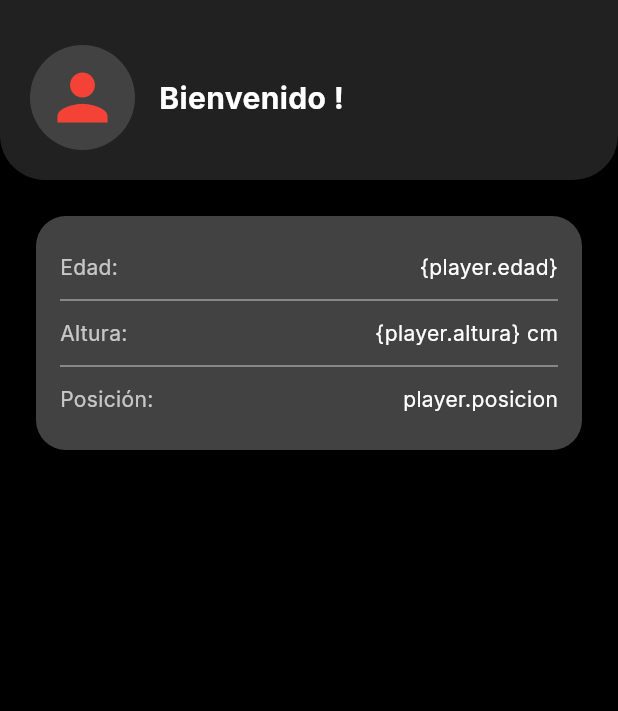
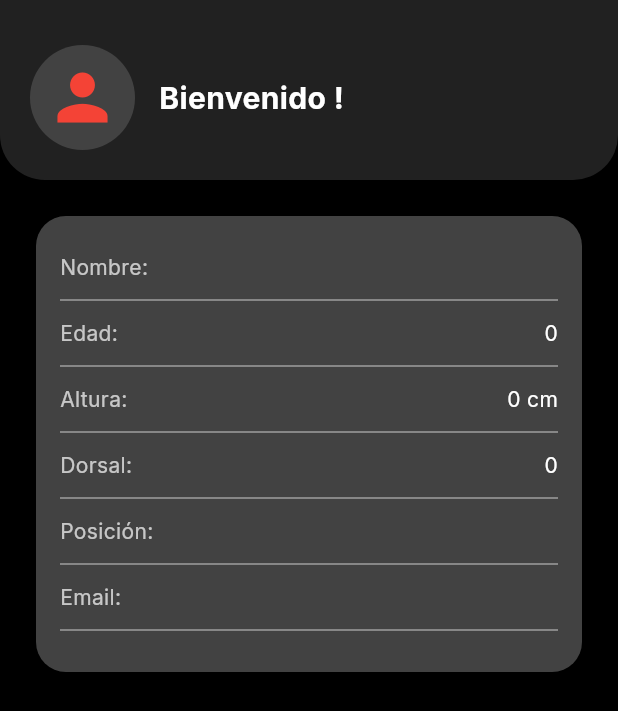
Before and after one commit to Axel-Vicente/CV_San_GregorioApp, a Flutter app: the PlayerProfileScreen screen opened directly with empty values, on a phone screen of 412 x 824 dp. Shown: the top 711 px of the screen. Run offline on Flutter 3.47's test engine with Material 3 defaults, Android fonts, the phone set to English and light mode, and no system bars; drawn by our look-alikes of flutter_animate; our stand-ins replace cloud_firestore, firebase_auth, firebase_core, google_fonts; accounts and stored records are empty.

Commit message:
Add new fields for Player

```diff
--- a/lib/models/player.dart
+++ b/lib/models/player.dart
@@ -6,6 +6,11 @@ class Player {
   final String email;
   final String rol;
   final String uid;
+  final String posicion;
+  final String imagenPerfil;
+  final int edad;
+  final int altura;
+  final int numeroDorsal;
   final DateTime creadoEn;
 
   Player({
@@ -15,6 +20,11 @@ class Player {
     required this.rol,
     required this.uid,
     required this.creadoEn,
+    this.posicion = "",
+    this.imagenPerfil = "",
+    this.edad = 0,
+    this.altura = 0,
+    this.numeroDorsal = 0,
   });
 
   factory Player.fromFirestore(DocumentSnapshot doc) {
@@ -26,6 +36,11 @@ class Player {
       email: data['email'] ?? '',
       rol: data['role'] ?? '',
       uid: data['uid'] ?? '',
+      posicion: data['posicion'] ?? '',
+      imagenPerfil: data['imagenPerfil'] ?? '',
+      edad: data['edad'] ?? 0,
+      altura: data['altura'] ?? 0,
+      numeroDorsal: data['numeroDorsal'] ?? 0,
       creadoEn: (data['createdAt'] as Timestamp).toDate(),
     );
   }
--- a/lib/views/player_profile_screen.dart
+++ b/lib/views/player_profile_screen.dart
@@ -76,11 +76,18 @@ class PlayerProfileScreen extends StatelessWidget {
                     child: Column(
                       crossAxisAlignment: CrossAxisAlignment.start,
                       children: [
-                        InfoRow(label: "Edad", value: "{player.edad}"),
+                        InfoRow(label: "Nombre", value: "${player.nombre}"),
                         const Divider(color: Colors.grey),
-                        InfoRow(label: "Altura", value: "{player.altura} cm"),
+                        InfoRow(label: "Edad", value: "${player.edad}"),
                         const Divider(color: Colors.grey),
-                        InfoRow(label: "Posición", value: "player.posicion"),
+                        InfoRow(label: "Altura", value: "${player.altura} cm"),
+                        const Divider(color: Colors.grey),
+                        InfoRow(label: "Dorsal", value: "${player.numeroDorsal}"),
+                        const Divider(color: Colors.grey),
+                        InfoRow(label: "Posición", value: "${player.posicion}"),
+                        const Divider(color: Colors.grey),
+                        InfoRow(label: "Email", value: "${player.email}"),
+                        const Divider(color: Colors.grey),
                         if (isTrainer) ...[
                           const SizedBox(height: 20),
                           Align(
```
Also changed, not shown: lib/widgets/createUserProfile.dart (+7 -0 lines).
